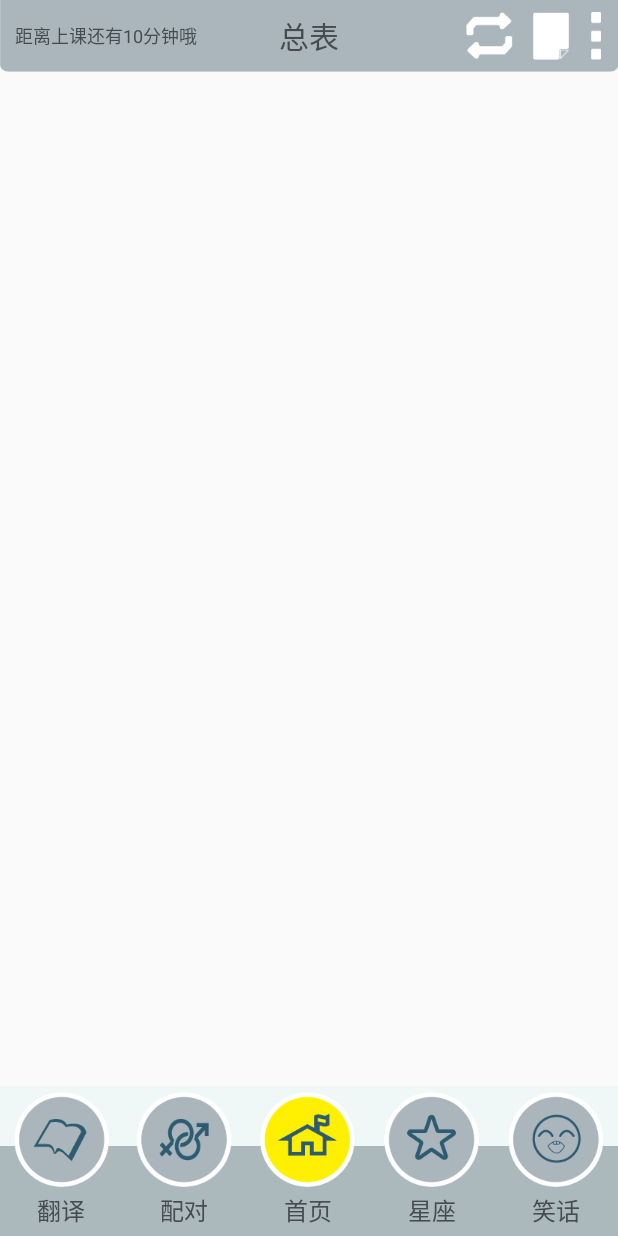
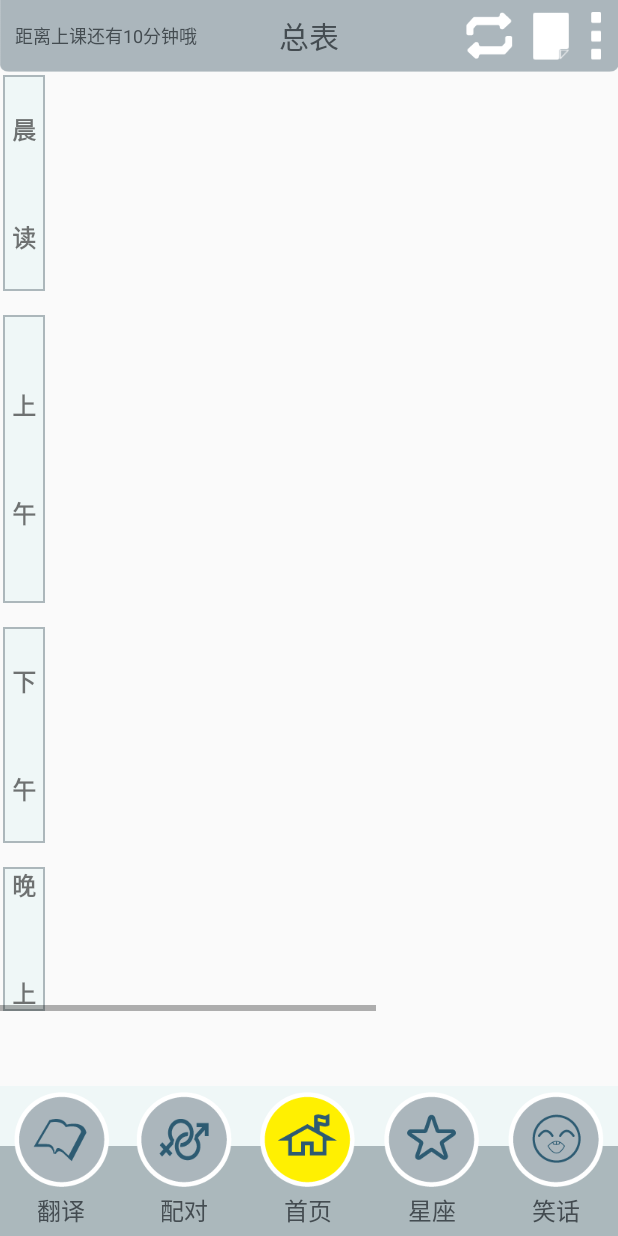
Before and after one commit to zhuzhushang/CourseTable, an Android app: the screen it shows after launch (MainActivity), on a phone screen of 412 x 824 dp. Run offline under Robolectric (Android 15) with nearby library versions, the phone set to English and light mode, and no system bars.

Commit message:
增加主页一点代码。

```diff
--- /dev/null
+++ b/app/src/main/res/drawable/shape_line.xml
@@ -0,0 +1,10 @@
+<?xml version="1.0" encoding="utf-8"?>
+<shape xmlns:android="http://schemas.android.com/apk/res/android">
+
+    <corners android:radius="0dp"/>
+    <solid android:color="@color/color_bg_light_blue"/>
+    <stroke android:color="@color/color_divider_gray"
+        android:width="1dp"
+        />
+
+</shape>
--- a/app/src/main/res/layout/fragment_tab_3.xml
+++ b/app/src/main/res/layout/fragment_tab_3.xml
@@ -1,20 +1,21 @@
 <?xml version="1.0" encoding="utf-8"?>
 <LinearLayout xmlns:android="http://schemas.android.com/apk/res/android"
-    android:orientation="vertical" android:layout_width="match_parent"
-    android:layout_height="match_parent">
+              android:layout_width="match_parent"
+              android:layout_height="match_parent"
+              android:orientation="vertical">
 
 
     <RelativeLayout
         style="@style/default_appbar_container_relative"
+        android:layout_height="48dp"
         android:background="@mipmap/appbar_header"
-        android:layout_height="48dp"
         >
 
         <android.support.v7.widget.AppCompatTextView
             style="@style/default_appbar_left_tv"
+            android:layout_marginLeft="10dp"
             android:text="距离上课还有10分钟哦"
             android:textSize="@dimen/textsize_small"
-            android:layout_marginLeft="10dp"
             />
 
         <android.support.v7.widget.AppCompatTextView
@@ -42,8 +43,8 @@
             <android.support.v7.widget.AppCompatImageView
                 android:id="@+id/appbar_edit"
                 style="@style/appbar_right_img"
+                android:paddingRight="10dp"
                 android:src="@mipmap/appbar_edit"
-                android:paddingRight="10dp"
                 />
 
 
@@ -65,6 +66,8 @@
                 android:id="@+id/container"
                 android:layout_width="match_parent"
                 android:layout_height="match_parent"
+                android:layout_marginLeft="2dp"
+                android:layout_marginTop="2dp"
                 android:orientation="horizontal"
 
                 >
@@ -76,6 +79,42 @@
                     android:orientation="vertical"
 
                     >
+
+                    <TextView
+                        style="@style/time_interval_tv"
+                        android:text="晨   读"
+
+                        />
+
+                    <View
+                        style="@style/course_divider_all"
+                        />
+
+                    <TextView
+                        style="@style/time_interval_tv"
+                        android:layout_height="@dimen/base_heigth_x4"
+                        android:text="上   午"
+
+                        />
+
+                    <View
+                        style="@style/course_divider_all"
+                        />
+
+                    <TextView
+                        style="@style/time_interval_tv"
+                        android:text="下   午"
+                        />
+
+                    <View
+                        style="@style/course_divider_all"
+                        />
+
+                    <TextView
+                        style="@style/time_interval_tv"
+                        android:layout_height="@dimen/base_heigth_x2"
+                        android:text="晚   上"
+                        />
 
 
                 </LinearLayout>
@@ -93,13 +132,11 @@
                     style="@style/course_linear_contain">
 
 
-
                 </LinearLayout>
 
                 <LinearLayout
                     android:id="@+id/xq_2_ll"
                     style="@style/course_linear_contain">
-
 
 
                 </LinearLayout>
@@ -109,13 +146,11 @@
                     style="@style/course_linear_contain">
 
 
-
                 </LinearLayout>
 
                 <LinearLayout
                     android:id="@+id/xq_4_ll"
                     style="@style/course_linear_contain">
-
 
 
                 </LinearLayout>
@@ -125,13 +160,11 @@
                     style="@style/course_linear_contain">
 
 
-
                 </LinearLayout>
 
                 <LinearLayout
                     android:id="@+id/xq_6_ll"
                     style="@style/course_linear_contain">
-
 
 
                 </LinearLayout>
@@ -141,9 +174,7 @@
                     style="@style/course_linear_contain">
 
 
-
                 </LinearLayout>
-
 
 
             </LinearLayout>
--- a/app/src/main/res/values/colors.xml
+++ b/app/src/main/res/values/colors.xml
@@ -5,12 +5,17 @@
     <color name="colorAccent">#FF4081</color>
 
 
+    <!--背景颜色-->
     <color name="color_bg_gary">#abb8bc</color>
     <color name="color_bg_yellow">#fef000</color>
     <color name="color_bg_light_blue">#eff7f7</color>
 
+    <!--文字颜色-->
     <color name="color_text_light_black">#444c51</color>
+    <color name="color_text_black">#ff4d4d4e</color>
 
+    <!--divider颜色-->
+    <color name="color_divider_gray">#acb7bb</color>
 
 
 
--- a/app/src/main/res/values/sqw_dimen.xml
+++ b/app/src/main/res/values/sqw_dimen.xml
@@ -20,5 +20,17 @@
     <!--星期课时的宽度-->
     <dimen name="week_class_width">80dp</dimen>
 
+    <!--一格的高度-->
+    <dimen name="base_heigth_x3">144dp</dimen>
+    <!--一格的高度-->
+    <dimen name="base_heigth_x2">96dp</dimen>
+    <!--一格的高度-->
+    <dimen name="base_heigth_x4">192dp</dimen>
+
+    <!--中间间隔的高-->
+    <dimen name="divider_heigth">16dp</dimen>
+    <!--时间段tv ems 的间隔-->
+    <dimen name="time_interval_tv_ems_margin">48dp</dimen>
+
 
 </resources>
--- a/app/src/main/res/values/sqw_style.xml
+++ b/app/src/main/res/values/sqw_style.xml
@@ -10,6 +10,24 @@
     </style>
 
 
+    <!--时间段里面的textview-->
+    <style name="time_interval_tv">
+        <item name="android:layout_width">match_parent</item>
+        <item name="android:layout_height">@dimen/base_heigth_x3</item>
+        <item name="android:textStyle">bold</item>
+        <item name="android:ems">1</item>
+        <item name="android:gravity">center</item>
+        <item name="android:lineSpacingExtra">@dimen/time_interval_tv_ems_margin</item>
+        <item name="android:background">@drawable/shape_line</item>
+        <item name="android:textSize">@dimen/textsize_max</item>
+    </style>
+
+    <style name="course_divider_all">
+
+        <item name="android:layout_width">match_parent</item>
+        <item name="android:layout_height">@dimen/divider_heigth</item>
+
+    </style>
 
 
 </resources>
```
